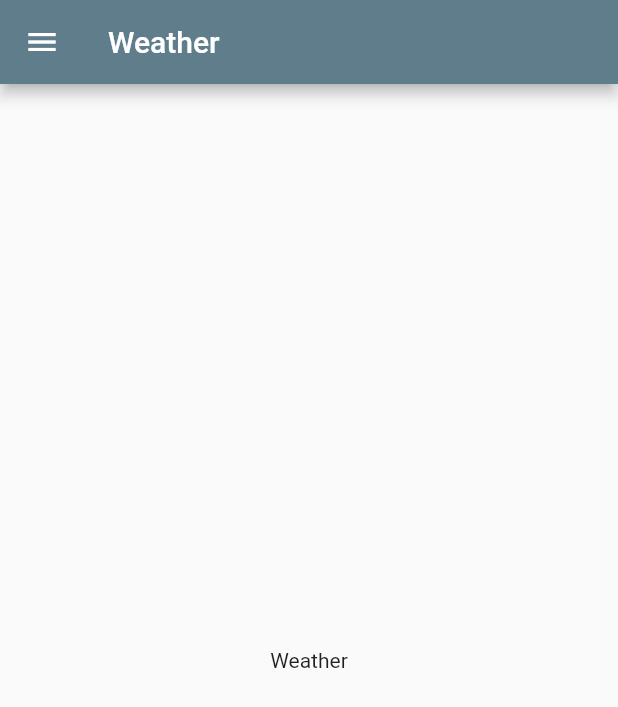
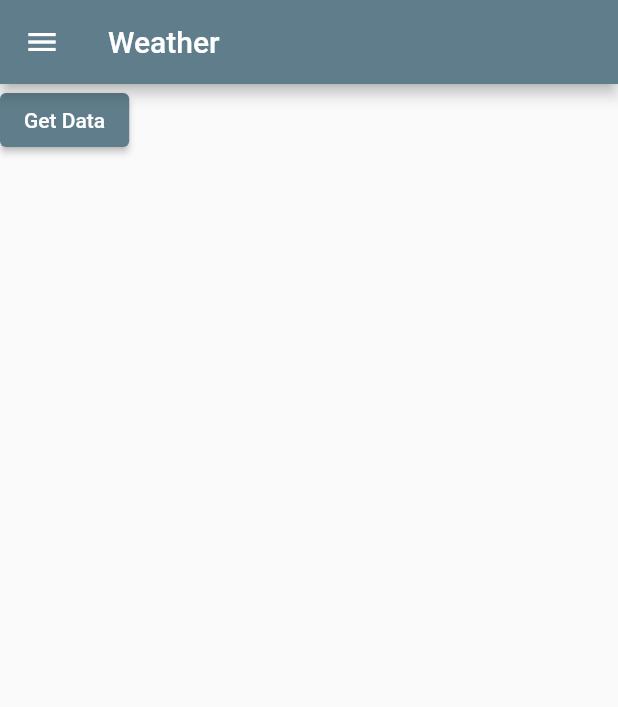
Before and after one commit to MillieNakiganda/FlutterSampleApp, a Flutter app: the Weather screen opened directly, on a phone screen of 412 x 824 dp. Shown: the top 707 px of the screen. Run offline on Flutter 3.47's test engine with Material 2 defaults, Android fonts, the phone set to English and light mode, and no system bars.

Commit message:
add Helper class to communicate to openWeatherAPI

```diff
--- /dev/null
+++ b/lib/data/https_helper.dart
@@ -0,0 +1,15 @@
+import 'package:http/http.dart' as http;
+
+class HttpHelper {
+  //https://api.openweathermap.org/data/2.5/weather?q=London&appid=f836359f0c7af8592e1a53401593cc89
+  final String domain = 'api.openweathermap.org';
+  final String path = 'data/2.5/weather';
+  final String apiKey = 'f836359f0c7af8592e1a53401593cc89';
+
+  Future<String> getWeather(String location) async {
+    Map<String, dynamic> parameters = {'q': location, 'appId': apiKey};
+    Uri uri = Uri.https(domain, path, parameters);
+    http.Response result = await http.get(uri);
+    return result.body;
+  }
+}
--- a/lib/screens/weather_screen.dart
+++ b/lib/screens/weather_screen.dart
@@ -1,15 +1,33 @@
 import 'package:flutter/material.dart';
+import 'package:flutter_sample/data/https_helper.dart';
 import 'package:flutter_sample/shared/menu_drawer.dart';
 
-class Weather extends StatelessWidget {
+class Weather extends StatefulWidget {
   const Weather({Key? key}) : super(key: key);
 
+  @override
+  State<Weather> createState() => _WeatherState();
+}
+
+class _WeatherState extends State<Weather> {
+  String result = '';
   @override
   Widget build(BuildContext context) {
     return Scaffold(
       appBar: AppBar(title: const Text('Weather')),
       drawer: const MenuDrawer(),
-      body: const Center(child: Text('Weather')),
+      body: Column(
+        children: [
+          ElevatedButton(onPressed: getData, child: const Text('Get Data')),
+          Text(result),
+        ],
+      ),
     );
   }
+
+  Future getData() async {
+    HttpHelper helper = HttpHelper();
+    result = await helper.getWeather('London');
+    setState(() {});
+  }
 }
--- a/pubspec.yaml
+++ b/pubspec.yaml
@@ -33,6 +33,7 @@ dependencies:
   # The following adds the Cupertino Icons font to your application.
   # Use with the CupertinoIcons class for iOS style icons.
   cupertino_icons: ^1.0.2
+  http: ^0.13.5
 
 dev_dependencies:
   flutter_test:
```
Also changed, not shown: pubspec.lock.
